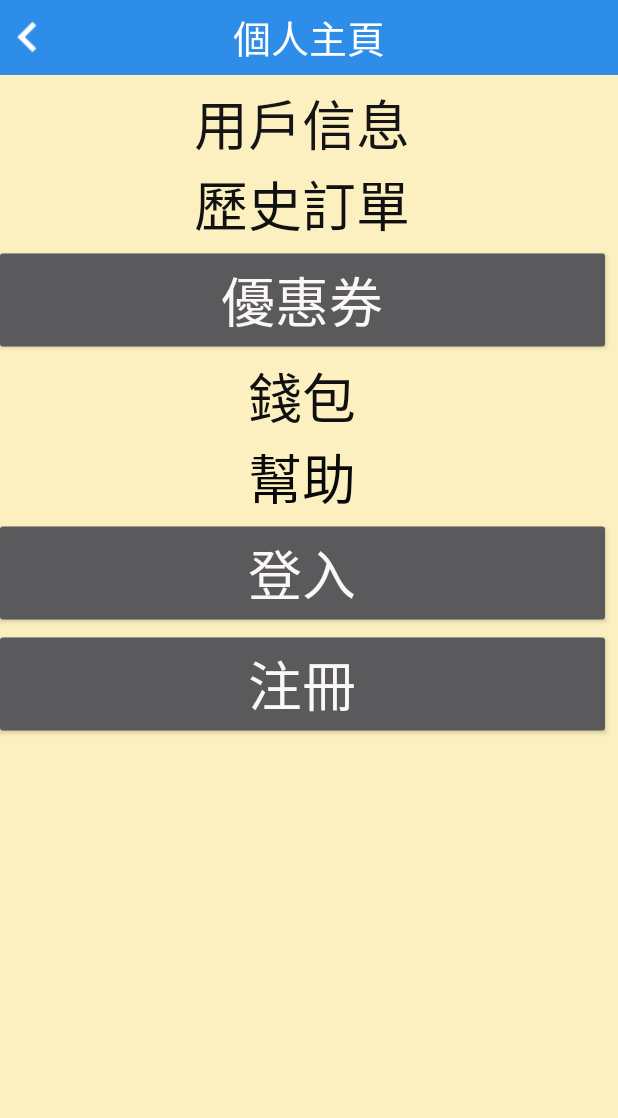
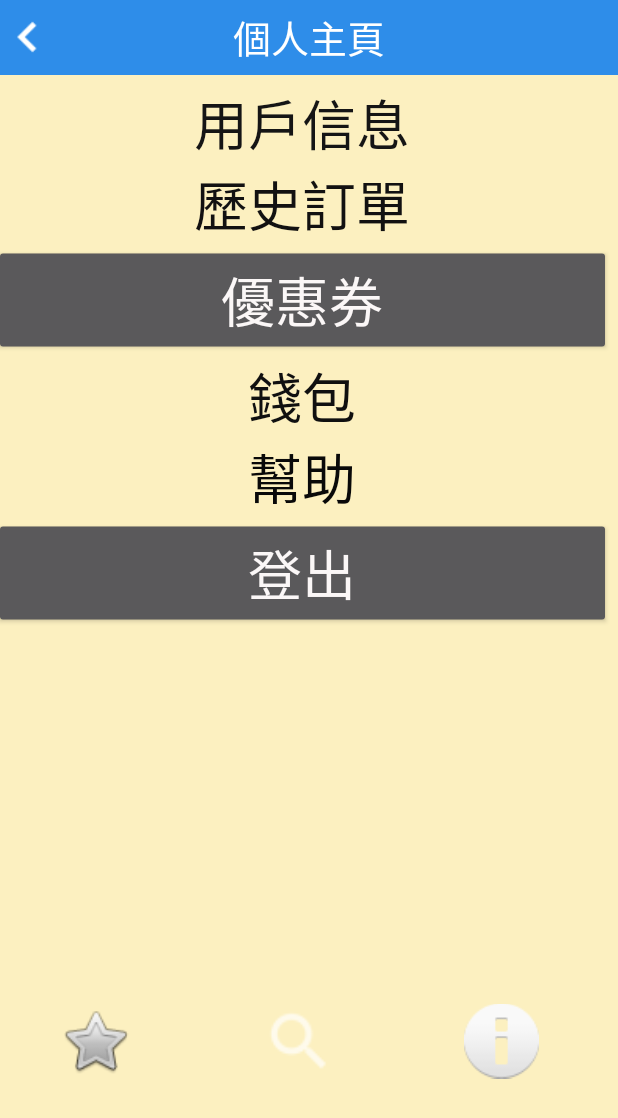
Before and after one commit to g-chameleon/AndroidFoodTakeout, an Android app: the user screen opened directly, with no data from a screen before it, on a phone screen of 412 x 824 dp. Shown: the top 1118 px of the screen. Run offline under Robolectric (Android 15) with nearby library versions, the phone set to English and light mode, and no system bars.

Commit message:
更改登出

```diff
--- a/flashDrop/app/src/main/java/fcu/flashDrop/user.java
+++ b/flashDrop/app/src/main/java/fcu/flashDrop/user.java
@@ -34,7 +34,7 @@ public class user extends AppCompatActivity {
         startActivity(it);
     }
 
-    public void Login(View v) {
+    public void out(View v) {
         Intent it = new Intent(this, Login.class);
 
         startActivity(it);
--- a/flashDrop/app/src/main/res/layout/activity_user.xml
+++ b/flashDrop/app/src/main/res/layout/activity_user.xml
@@ -69,26 +69,14 @@
             android:id="@+id/button_login"
             android:layout_width="match_parent"
             android:layout_height="wrap_content"
-            android:onClick="Login"
-            android:text="登入"
+            android:onClick="out"
+            android:text="登出"
             android:textAlignment="center"
             android:textColor="#FBF7F7"
             android:textSize="36sp"
             app:iconTint="#090909"
-            tools:text="登入" />
+            tools:text="登出" />
 
-
-        <Button
-            android:id="@+id/button"
-            android:layout_width="match_parent"
-            android:layout_height="wrap_content"
-            android:onClick="reg"
-            android:text="注冊"
-            android:textAlignment="center"
-            android:textColor="#FBF7F7"
-            android:textSize="36sp"
-            app:iconTint="#090909"
-            tools:text="注冊" />
 
         <TableRow
             android:layout_width="match_parent"
```
